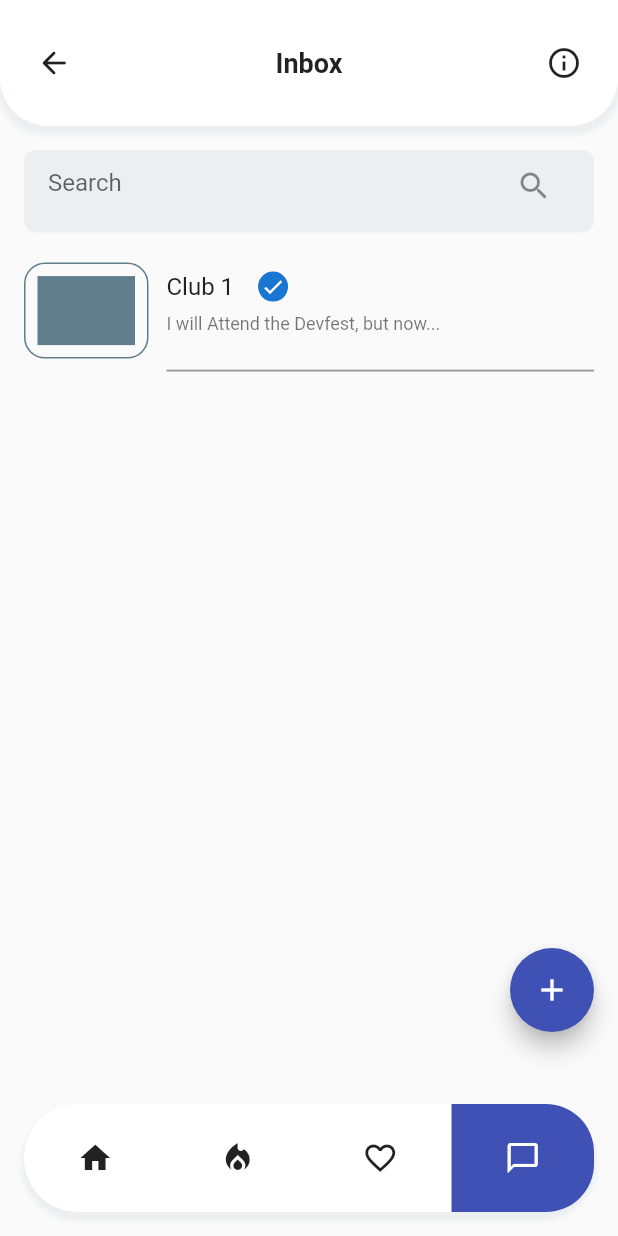
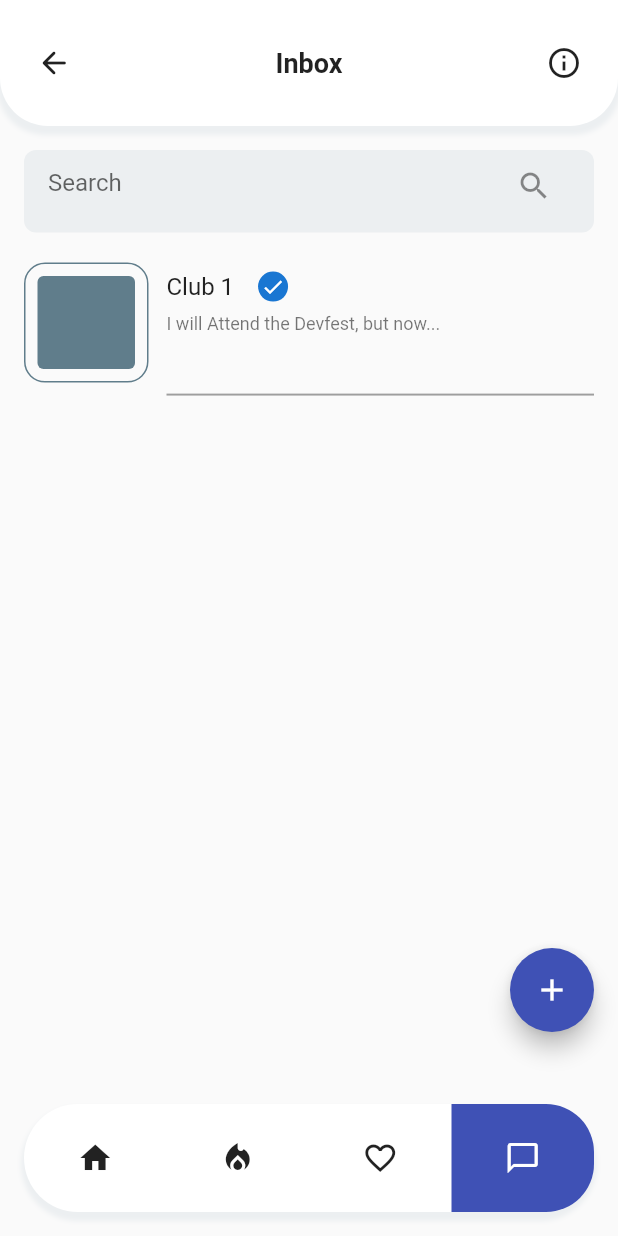
Before and after one commit to JAICHANGPARK/flutter_notebook_9th_story, a Flutter app: the screen it shows after launch, on a phone screen of 412 x 824 dp. Run offline on Flutter 3.47's test engine with Material 2 defaults, Android fonts, the phone set to English and light mode, and no system bars; our stand-ins replace badges.

Commit message:
Update university_social_main_page.dart

```diff
--- a/lib/ep608_university_social_app/university_social_main_page.dart
+++ b/lib/ep608_university_social_app/university_social_main_page.dart
@@ -74,7 +74,7 @@ class _UniversitySocialMainPageState extends State<UniversitySocialMainPage> {
                       child: ListView(
                         children: [
                           Container(
-                            height: 84,
+                            height: 100,
                             padding: EdgeInsets.symmetric(horizontal: 16),
                             child: Row(
                               children: [
@@ -90,7 +90,8 @@ class _UniversitySocialMainPageState extends State<UniversitySocialMainPage> {
                                     padding: EdgeInsets.only(left: 8, right: 8, top: 8, bottom: 8),
                                     child: Container(
                                       decoration: BoxDecoration(
-                                        color: Colors.blueGrey
+                                        color: Colors.blueGrey,
+                                        borderRadius: BorderRadius.circular(4)
                                       ),
                                     ),
                                   ),
```
